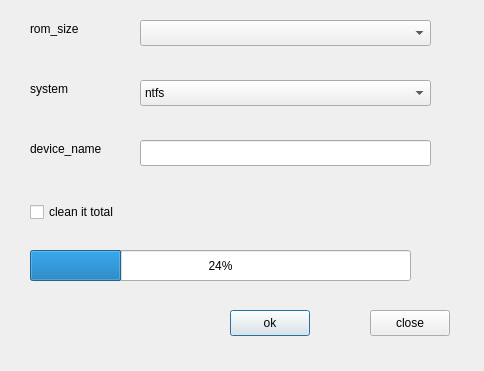
Old version of the form libpeony-qt/windows/format_dialog.ui in the repository ukui/peony.
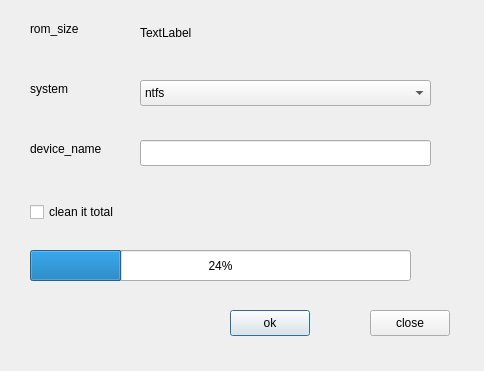
New version of the form.

```diff
--- a/libpeony-qt/windows/format_dialog.ui
+++ b/libpeony-qt/windows/format_dialog.ui
@@ -135,16 +135,6 @@
     <string>close</string>
    </property>
   </widget>
-  <widget class="QComboBox" name="comboBox_rom_size">
-   <property name="geometry">
-    <rect>
-     <x>140</x>
-     <y>20</y>
-     <width>291</width>
-     <height>26</height>
-    </rect>
-   </property>
-  </widget>
   <widget class="QProgressBar" name="progressBar_process">
    <property name="geometry">
     <rect>
@@ -171,6 +161,19 @@
     <string/>
    </property>
   </widget>
+  <widget class="QLabel" name="label_rom_size_text">
+   <property name="geometry">
+    <rect>
+     <x>140</x>
+     <y>20</y>
+     <width>291</width>
+     <height>26</height>
+    </rect>
+   </property>
+   <property name="text">
+    <string>TextLabel</string>
+   </property>
+  </widget>
  </widget>
  <resources/>
  <connections/>
```
